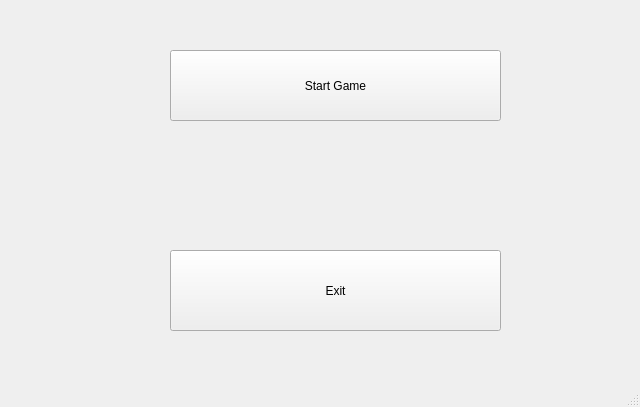
Before: the Qt Designer form areenapeli/mainwindow.ui in Aivoapina/ohjsuun_tomato3, drawn with Qt 5.
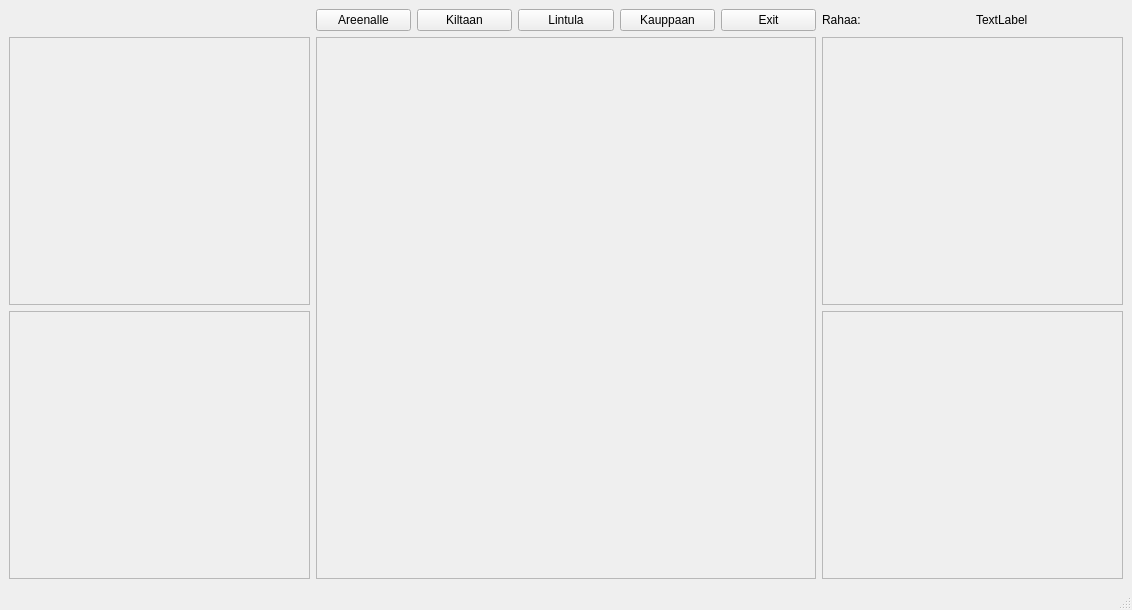
After: the same form once the commit is applied. Custom widgets are drawn as their Qt base class.

What changed in the file:
```diff
--- a/areenapeli/mainwindow.ui
+++ b/areenapeli/mainwindow.ui
@@ -6,40 +6,157 @@
    <rect>
     <x>0</x>
     <y>0</y>
-    <width>640</width>
-    <height>407</height>
+    <width>1132</width>
+    <height>610</height>
    </rect>
   </property>
   <property name="windowTitle">
    <string>AreenaPippeli</string>
   </property>
   <widget class="QWidget" name="centralwidget">
-   <widget class="QPushButton" name="startGame">
-    <property name="geometry">
-     <rect>
-      <x>170</x>
-      <y>50</y>
-      <width>331</width>
-      <height>71</height>
-     </rect>
-    </property>
-    <property name="text">
-     <string>Start Game</string>
-    </property>
-   </widget>
-   <widget class="QPushButton" name="exitGame">
-    <property name="geometry">
-     <rect>
-      <x>170</x>
-      <y>250</y>
-      <width>331</width>
-      <height>81</height>
-     </rect>
-    </property>
-    <property name="text">
-     <string>Exit</string>
-    </property>
-   </widget>
+   <layout class="QGridLayout" name="gridLayout_2">
+    <item row="0" column="0">
+     <layout class="QGridLayout" name="gridLayout">
+      <item row="0" column="1">
+       <layout class="QHBoxLayout" name="horizontalLayout">
+        <item>
+         <widget class="QPushButton" name="startGame">
+          <property name="text">
+           <string>Areenalle</string>
+          </property>
+         </widget>
+        </item>
+        <item>
+         <widget class="QPushButton" name="kilta">
+          <property name="text">
+           <string>Kiltaan</string>
+          </property>
+         </widget>
+        </item>
+        <item>
+         <widget class="QPushButton" name="lintulaButton">
+          <property name="text">
+           <string>Lintula</string>
+          </property>
+         </widget>
+        </item>
+        <item>
+         <widget class="QPushButton" name="pushButton">
+          <property name="text">
+           <string>Kauppaan</string>
+          </property>
+         </widget>
+        </item>
+        <item>
+         <widget class="QPushButton" name="exitGame">
+          <property name="text">
+           <string>Exit</string>
+          </property>
+         </widget>
+        </item>
+       </layout>
+      </item>
+      <item row="1" column="0">
+       <widget class="myQFrame" name="pleb1">
+        <property name="minimumSize">
+         <size>
+          <width>300</width>
+          <height>250</height>
+         </size>
+        </property>
+        <property name="frameShape">
+         <enum>QFrame::StyledPanel</enum>
+        </property>
+        <property name="frameShadow">
+         <enum>QFrame::Sunken</enum>
+        </property>
+       </widget>
+      </item>
+      <item row="1" column="1" rowspan="2">
+       <widget class="QFrame" name="keskiWidget">
+        <property name="minimumSize">
+         <size>
+          <width>500</width>
+          <height>0</height>
+         </size>
+        </property>
+        <property name="frameShape">
+         <enum>QFrame::StyledPanel</enum>
+        </property>
+        <property name="frameShadow">
+         <enum>QFrame::Raised</enum>
+        </property>
+       </widget>
+      </item>
+      <item row="1" column="2">
+       <widget class="myQFrame" name="pleb3">
+        <property name="minimumSize">
+         <size>
+          <width>300</width>
+          <height>250</height>
+         </size>
+        </property>
+        <property name="frameShape">
+         <enum>QFrame::StyledPanel</enum>
+        </property>
+        <property name="frameShadow">
+         <enum>QFrame::Sunken</enum>
+        </property>
+       </widget>
+      </item>
+      <item row="2" column="0">
+       <widget class="myQFrame" name="pleb2">
+        <property name="minimumSize">
+         <size>
+          <width>300</width>
+          <height>250</height>
+         </size>
+        </property>
+        <property name="frameShape">
+         <enum>QFrame::StyledPanel</enum>
+        </property>
+        <property name="frameShadow">
+         <enum>QFrame::Sunken</enum>
+        </property>
+       </widget>
+      </item>
+      <item row="2" column="2">
+       <widget class="myQFrame" name="pleb4">
+        <property name="minimumSize">
+         <size>
+          <width>300</width>
+          <height>250</height>
+         </size>
+        </property>
+        <property name="frameShape">
+         <enum>QFrame::StyledPanel</enum>
+        </property>
+        <property name="frameShadow">
+         <enum>QFrame::Sunken</enum>
+        </property>
+       </widget>
+      </item>
+      <item row="0" column="2">
+       <layout class="QHBoxLayout" name="horizontalLayout_2">
+        <item>
+         <widget class="QLabel" name="label_2">
+          <property name="text">
+           <string>Rahaa:</string>
+          </property>
+         </widget>
+        </item>
+        <item>
+         <widget class="QLabel" name="rahaLabel">
+          <property name="text">
+           <string>TextLabel</string>
+          </property>
+         </widget>
+        </item>
+       </layout>
+      </item>
+     </layout>
+    </item>
+   </layout>
   </widget>
   <widget class="QMenuBar" name="menubar">
    <property name="geometry">
@@ -53,6 +170,17 @@
   </widget>
   <widget class="QStatusBar" name="statusbar"/>
  </widget>
+ <customwidgets>
+  <customwidget>
+   <class>myQFrame</class>
+   <extends>QFrame</extends>
+   <header location="global">myqframe.h</header>
+   <container>1</container>
+   <slots>
+    <slot>clicked()</slot>
+   </slots>
+  </customwidget>
+ </customwidgets>
  <resources/>
  <connections/>
 </ui>
```
Left out of the diff: 4 changed lines with no effect on the pictures.
